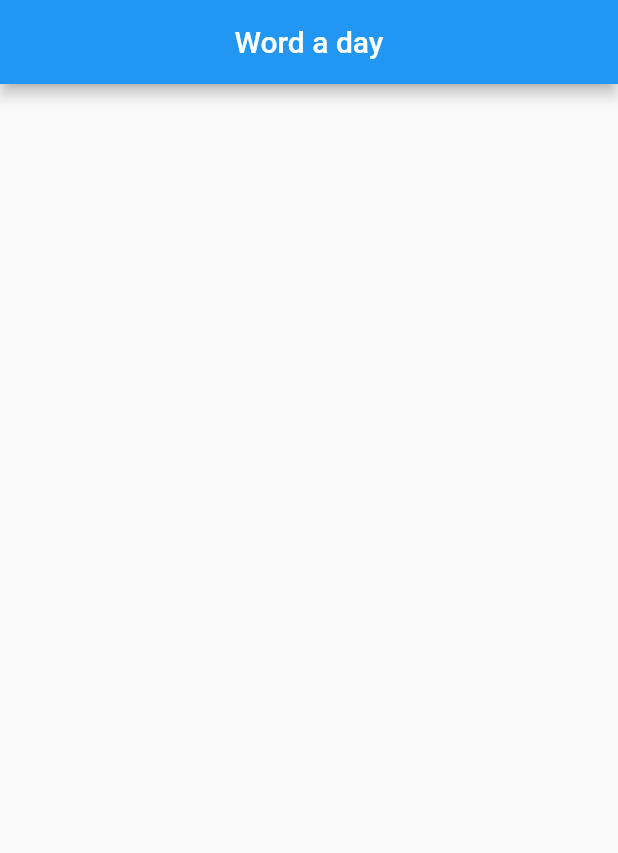
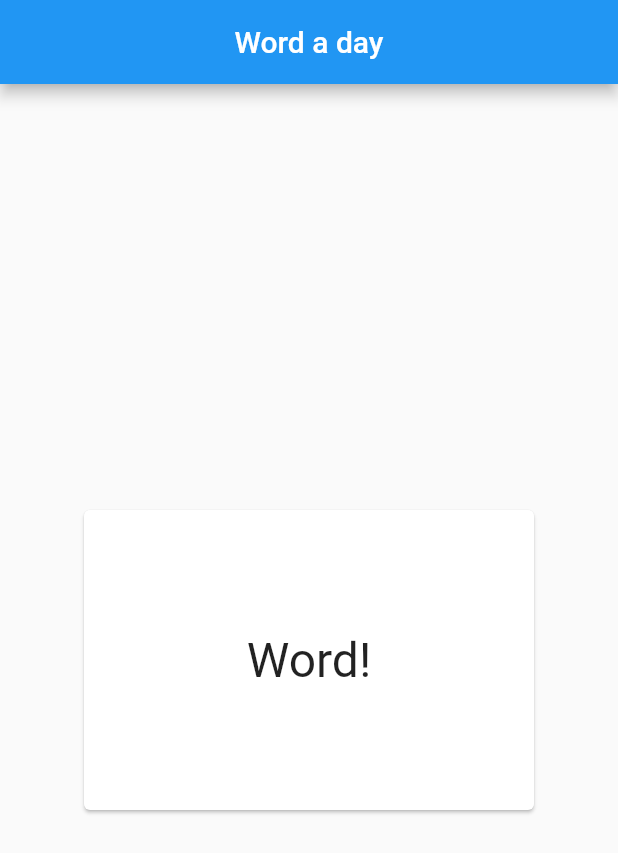
Before and after one commit to vishnuchandrashekar/word_a_day_v2, a Flutter app: the screen it shows after launch, on a phone screen of 412 x 824 dp. Shown: the top 853 px of the screen. Run offline on Flutter 3.47's test engine with Material 2 defaults, Android fonts, the phone set to English and light mode, and no system bars.

Commit message:
Added the diagram, Card widget
Card widget shows the word

```diff
--- a/lib/main.dart
+++ b/lib/main.dart
@@ -1,4 +1,5 @@
 import 'package:flutter/material.dart';
+import 'word_card.dart';
 
 void main() {
   runApp(const MyApp());
@@ -12,6 +13,7 @@ class MyApp extends StatefulWidget {
 }
 
 class _MyAppState extends State<MyApp> {
+  var wordTextCard = WordCard();
   @override
   Widget build(BuildContext context) {
     return MediaQuery(
@@ -22,6 +24,10 @@ class _MyAppState extends State<MyApp> {
             title: const Text("Word a day"),
             centerTitle: true,
           ),
+          body: Center(
+            // Displays the Card that hold the word as well as the definition.
+            child: wordTextCard.showWordCard(),
+          ),
         ),
       ),
     );
--- /dev/null
+++ b/lib/word_card.dart
@@ -0,0 +1,28 @@
+import 'package:flutter/material.dart';
+
+// This class is used to display the card that shows the word as well...
+// ...as the definition
+class WordCard {
+  Card showWordCard() {
+    return Card(
+      child: Column(
+        mainAxisSize: MainAxisSize.min,
+        children: const <Widget>[
+          SizedBox(
+            width: 300,
+            height: 200,
+            child: Center(
+              child: Text(
+                style: TextStyle(
+                  fontSize: 32,
+                ),
+                // Need to make this dynamic
+                "Word!",
+              ),
+            ),
+          ),
+        ],
+      ),
+    );
+  }
+}
```
Also changed, not shown: Diagram.png (added).
